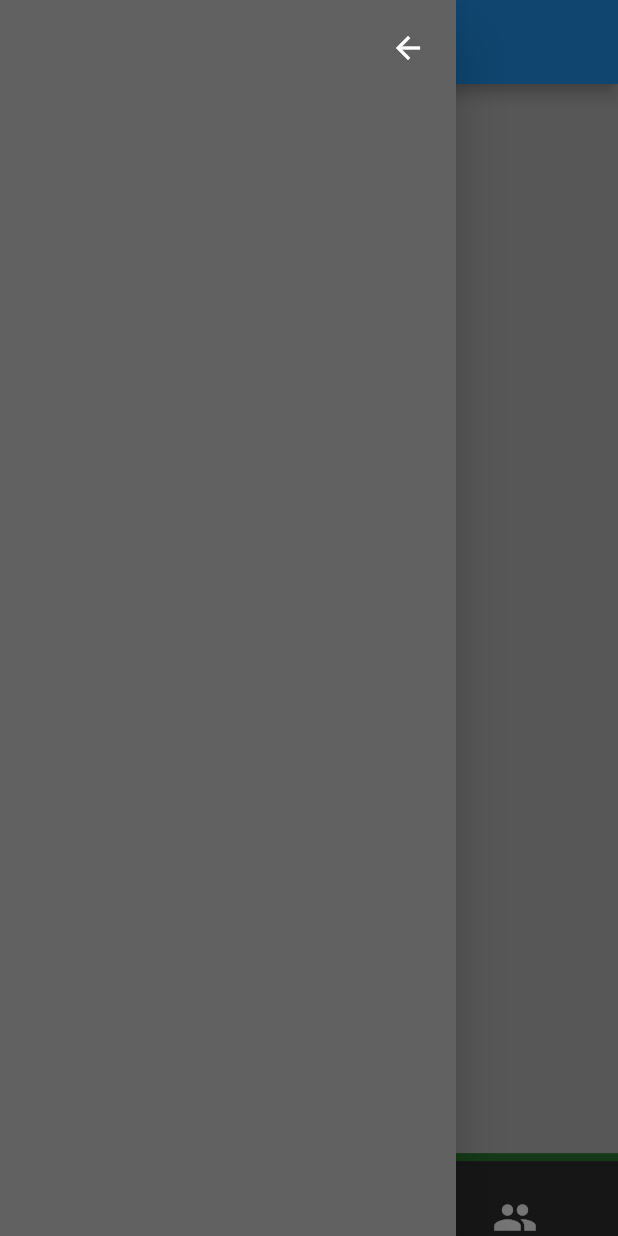
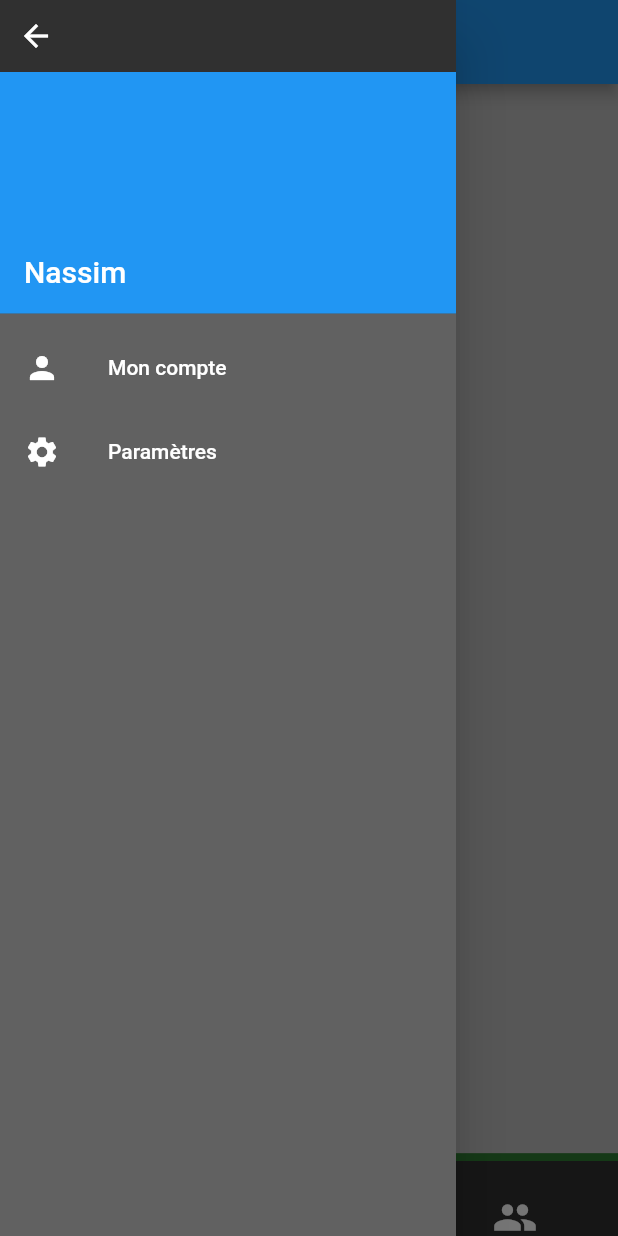
Before and after one commit to nassimassb/daily-goal, a Flutter app: the screen it shows after launch, with the side drawer open, on a phone screen of 412 x 824 dp. Run offline on Flutter 3.47's test engine with Material 2 defaults, Android fonts, the phone set to English and light mode, and no system bars; drawn by our look-alikes of curved_navigation_bar; our stand-ins replace cloud_firestore; accounts and stored records are empty.

Commit message:
drawer update + design

```diff
--- a/lib/Home.dart
+++ b/lib/Home.dart
@@ -41,21 +41,42 @@ class _HomeState extends State<Home> {
             ),
           )
       ),
-      drawer: Drawer(
+      drawer: SafeArea(
+        child: Drawer(
           child: ListView(
             children: <Widget>[
-            ButtonBar(
-              children: <Widget>[
-                IconButton(
+              Container(
+                color: Colors.grey[850],
+                child: Align(
+                  alignment: Alignment.topLeft,
+                  child: IconButton(
                     icon: Icon(Icons.arrow_back, color: Colors.white,),
                     onPressed: () {
                       Navigator.of(context).pop();
                     },
                     tooltip: 'Cliquez pour cacher ce menu',
-                )
+                  ),
+                ),
+              ),
+              UserAccountsDrawerHeader(
+                accountName: Text("Nassim", style: TextStyle(fontSize: 20.0),),
+              ),
+              ListTile(
+                leading: Icon(Icons.person, color: Colors.white,),
+                title: Text('Mon compte', style: TextStyle(color: Colors.white),),
+                onTap: (){
+
+                },
+              ),
+              ListTile(
+                leading: Icon(Icons.settings, color: Colors.white,),
+                title: Text('Paramètres', style: TextStyle(color: Colors.white),),
+                onTap: (){
+
+                },
+              ),
             ],
           ),
-          ],
         ),
       ),
 
--- a/lib/Pages/ItemOne.dart
+++ b/lib/Pages/ItemOne.dart
@@ -99,6 +99,9 @@ class _ItemOneState extends State<ItemOne> {
                                               child: IconButton(
                                                 icon: Icon(Icons.more_vert,size: 25.0,),
                                                 tooltip: 'Options',
+                                                onPressed: (){
+
+                                                },
                                               ),
                                             ),
                                           ],
--- a/lib/Pages/ItemThree.dart
+++ b/lib/Pages/ItemThree.dart
@@ -93,6 +93,7 @@ class _ItemThreeState extends State<ItemThree> {
                       ),
                     );
                   }
+                  return Container();
                 }
               ),
             ],
--- a/lib/Widgets/theme.dart
+++ b/lib/Widgets/theme.dart
@@ -15,7 +15,7 @@ ThemeData basicLightTheme(){
   return base.copyWith(
     textTheme: _basicTextTheme(base.textTheme),
     primaryColor: Colors.grey[850],
-    canvasColor: Colors.grey[700],
+      canvasColor: Colors.grey[700],
     scaffoldBackgroundColor: Colors.grey[400],
     snackBarTheme: SnackBarThemeData(
       backgroundColor: Colors.grey[600],
@@ -57,7 +57,7 @@ ThemeData basicDarkTheme(){
   return base.copyWith(
     textTheme: _basicTextTheme(base.textTheme),
     primaryColor: Colors.grey[850],
-    canvasColor: Colors.grey[700],
+    canvasColor: Colors.grey[800],
     scaffoldBackgroundColor: Colors.grey[900],
     snackBarTheme: SnackBarThemeData(
       backgroundColor: Colors.grey[800],
@@ -79,7 +79,7 @@ ThemeData basicDarkTheme(){
       textStyle: TextStyle(color: Colors.white),
     ),
     iconTheme: IconThemeData(
-      color: Colors.white70,
+      color: Colors.white,
     ),
     textSelectionColor: Colors.blue,
     textSelectionHandleColor: Colors.blue,
```
Also changed, not shown: lib/Pages/ItemTwo.dart (+13 -2 lines). Lines whose indentation alone changed are shown as unchanged.
